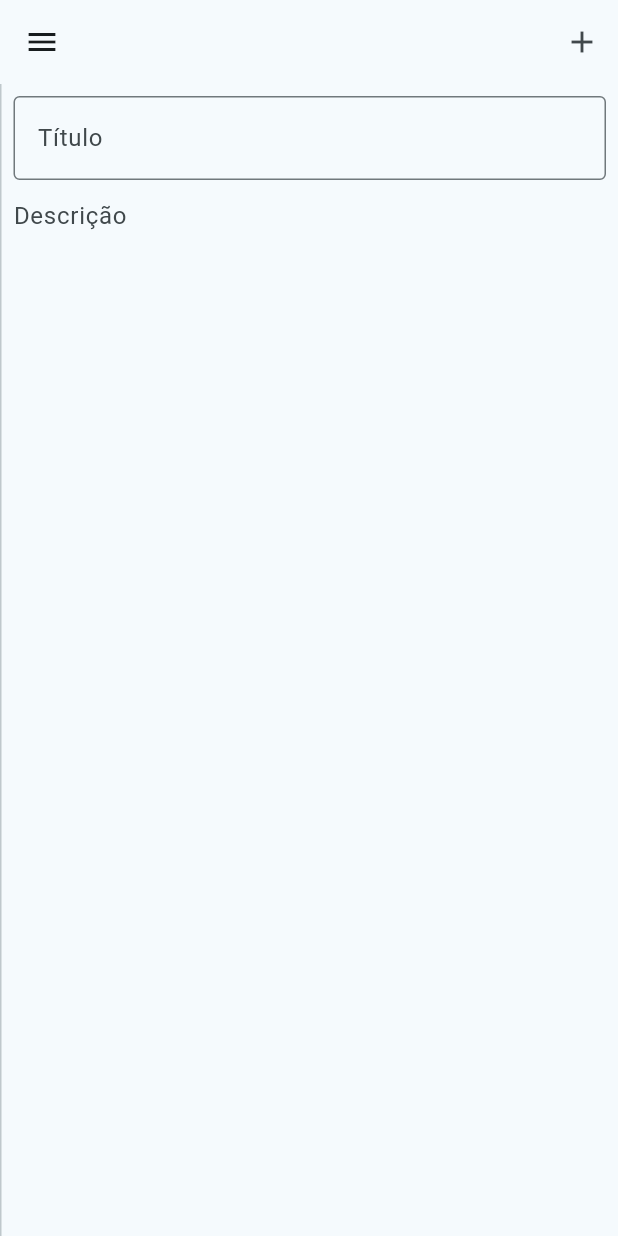
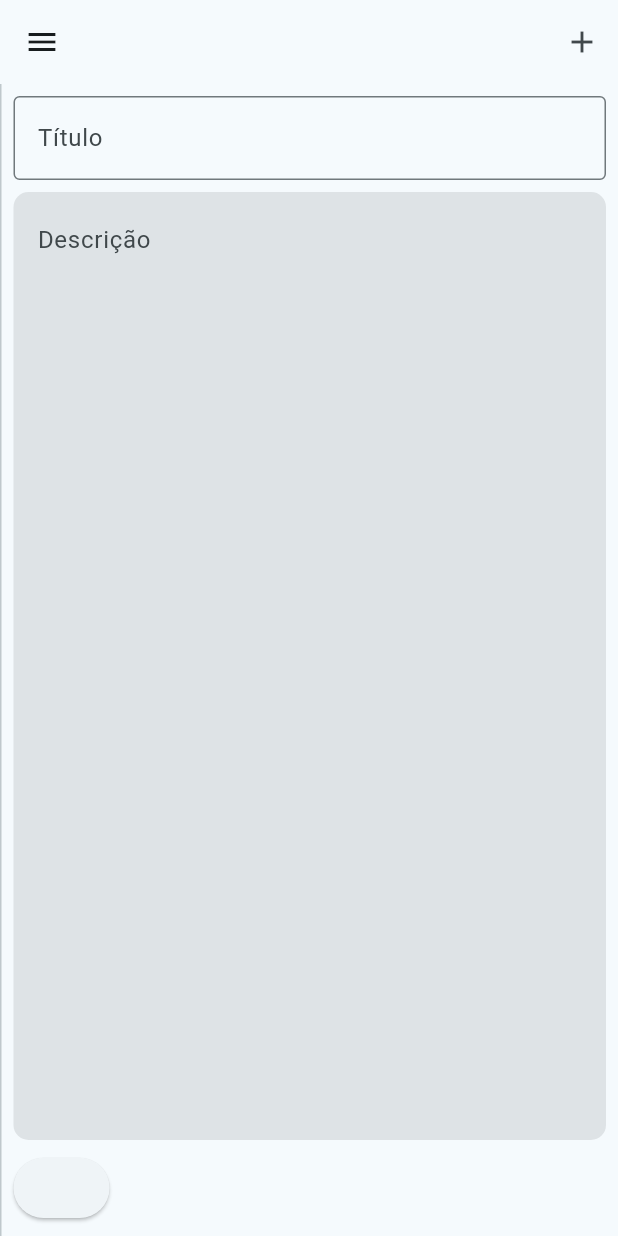
Before and after one commit to Davipcrs/organiza_ai, a Flutter app: the AddNoteView screen opened by its route, on a phone screen of 412 x 824 dp. Run offline on Flutter 3.47's test engine with Material 3 defaults, Android fonts, the phone set to English and light mode, and no system bars; our stand-ins replace fixnum, flutter_riverpod, go_router; missing offline and left inert: grpc, protobuf; statements that could not run were skipped.

Commit message:
Add note widget styling

```diff
--- a/lib/views/widgets/add_note_widget.dart
+++ b/lib/views/widgets/add_note_widget.dart
@@ -18,24 +18,44 @@ class _AddNoteWidgetState extends ConsumerState<AddNoteWidget> {
       child: Column(
         children: [
           SizedBox(
-            child: TextField(
-              controller: titleController,
-              decoration: InputDecoration(
-                  border: OutlineInputBorder(), hintText: "Título"),
+            child: Padding(
+              padding: const EdgeInsets.only(bottom: 8.0),
+              child: TextField(
+                controller: titleController,
+                decoration: const InputDecoration(
+                    border: OutlineInputBorder(), hintText: "Título"),
+              ),
             ),
           ),
           Expanded(
             child: TextField(
+              textAlign: TextAlign.justify,
+              textAlignVertical: TextAlignVertical.top,
               controller: bodyController,
-              decoration: InputDecoration(
-                  border: InputBorder.none,
-                  hintText: "Descrição",
-                  focusColor: Theme.of(context).colorScheme.secondary,
-                  hoverColor: Theme.of(context).colorScheme.secondary),
-              style:
-                  TextStyle(color: Theme.of(context).colorScheme.onSecondary),
               maxLines: null,
+              expands: true,
               keyboardType: TextInputType.multiline,
+              decoration: const InputDecoration(
+                filled: true,
+                border: OutlineInputBorder(
+                  borderSide: BorderSide(width: 0, style: BorderStyle.none),
+                  borderRadius: BorderRadius.all(
+                    Radius.circular(10.0),
+                  ),
+                ),
+                hintText: "Descrição",
+              ),
+            ),
+          ),
+          Padding(
+            padding: const EdgeInsets.only(top: 8.0),
+            child: Row(
+              children: [
+                ElevatedButton(
+                  onPressed: () {},
+                  child: const Text(""),
+                ),
+              ],
             ),
           ),
         ],
```
